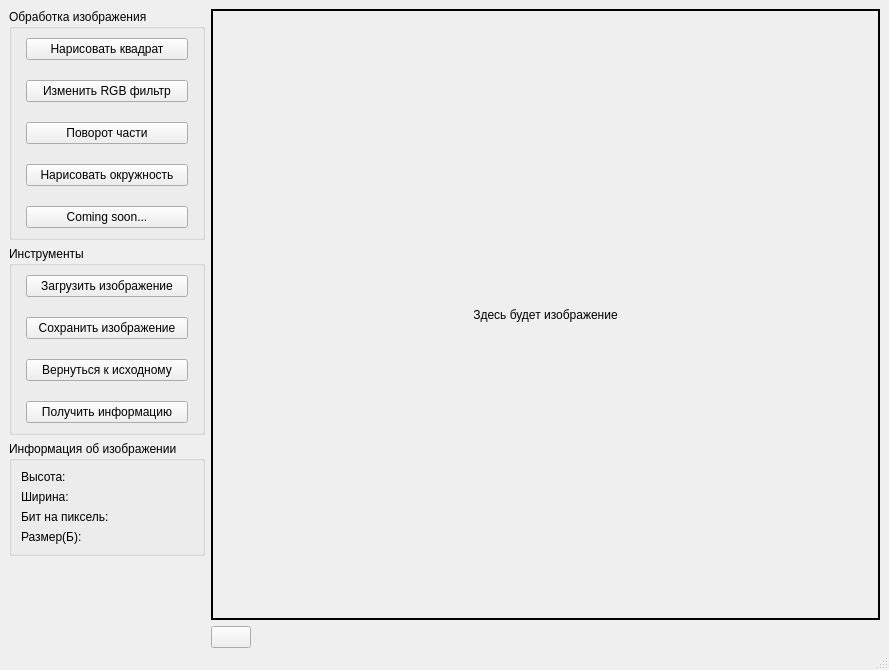
Qt form labsC/cw2_V9/forms/mainwindow.ui (Jengle88/labs_etu) before a commit.
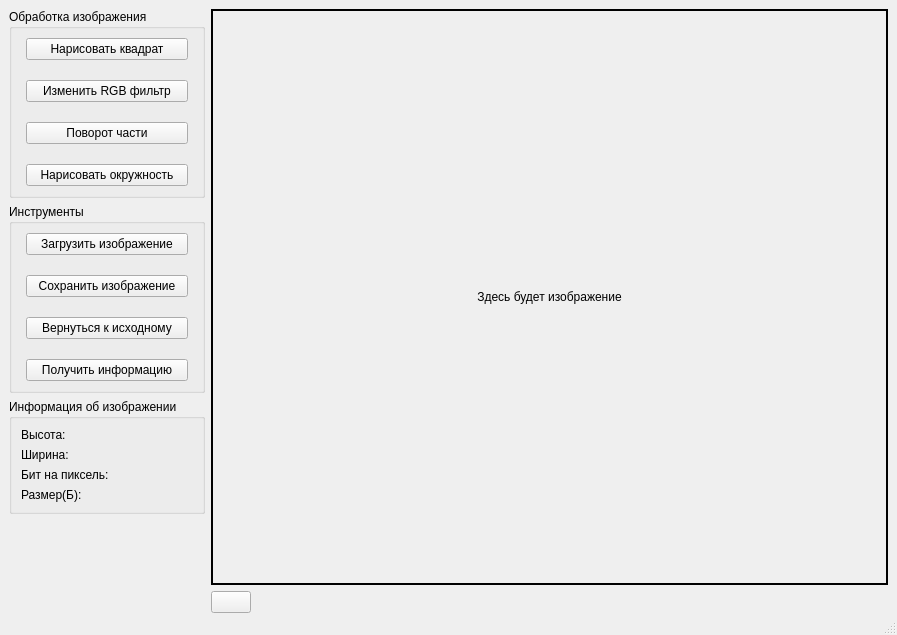
The same form after that commit. Icons and pictures are not drawn.

```diff
--- a/labsC/cw2_V9/forms/mainwindow.ui
+++ b/labsC/cw2_V9/forms/mainwindow.ui
@@ -12,8 +12,8 @@
    <rect>
     <x>0</x>
     <y>0</y>
-    <width>889</width>
-    <height>670</height>
+    <width>897</width>
+    <height>635</height>
    </rect>
   </property>
   <property name="sizePolicy">
@@ -175,29 +175,6 @@
                </property>
               </widget>
              </item>
-             <item>
-              <spacer name="verticalSpacer_4">
-               <property name="orientation">
-                <enum>Qt::Vertical</enum>
-               </property>
-               <property name="sizeType">
-                <enum>QSizePolicy::Fixed</enum>
-               </property>
-               <property name="sizeHint" stdset="0">
-                <size>
-                 <width>20</width>
-                 <height>20</height>
-                </size>
-               </property>
-              </spacer>
-             </item>
-             <item>
-              <widget class="QPushButton" name="new_func">
-               <property name="text">
-                <string>Coming soon...</string>
-               </property>
-              </widget>
-             </item>
             </layout>
            </item>
           </layout>
@@ -388,7 +365,7 @@
         <property name="sizeHint" stdset="0">
          <size>
           <width>20</width>
-          <height>1000000</height>
+          <height>100000</height>
          </size>
         </property>
        </spacer>
@@ -408,8 +385,8 @@
       </property>
       <property name="minimumSize">
        <size>
-        <width>646</width>
-        <height>609</height>
+        <width>650</width>
+        <height>562</height>
        </size>
       </property>
       <property name="styleSheet">
```
Left out of the diff: 10 changed lines with no effect on the pictures.
